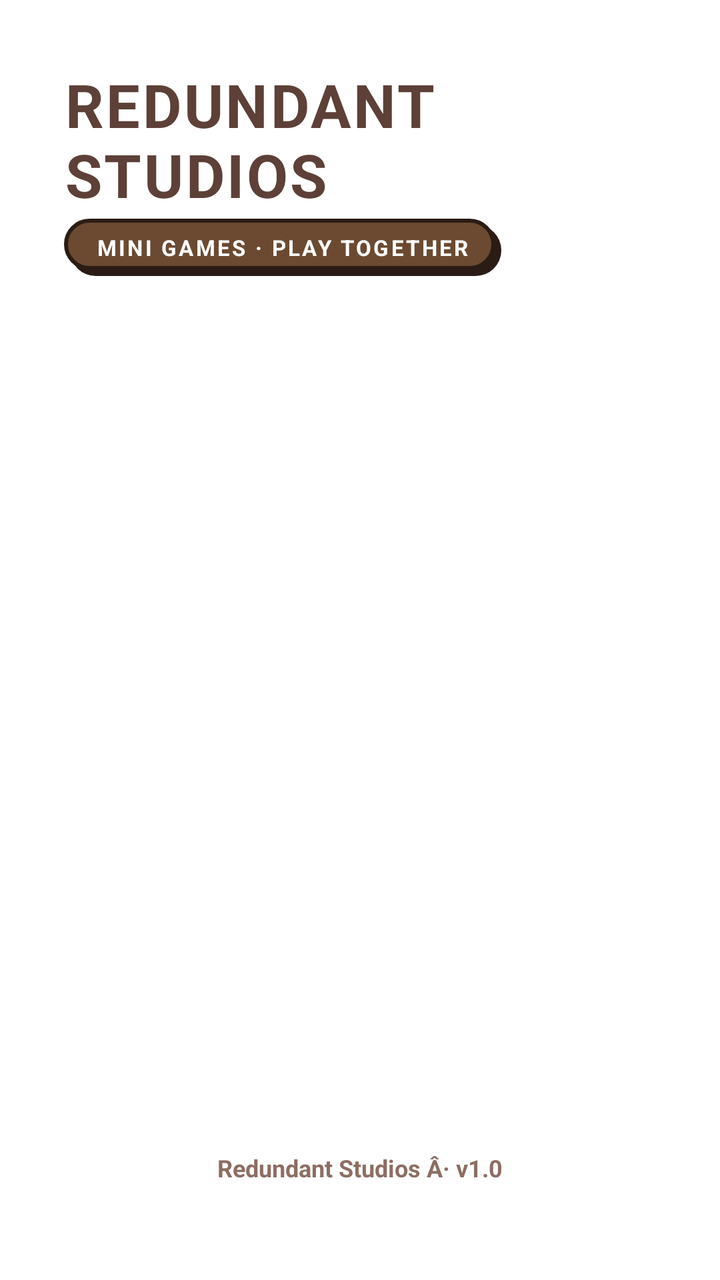
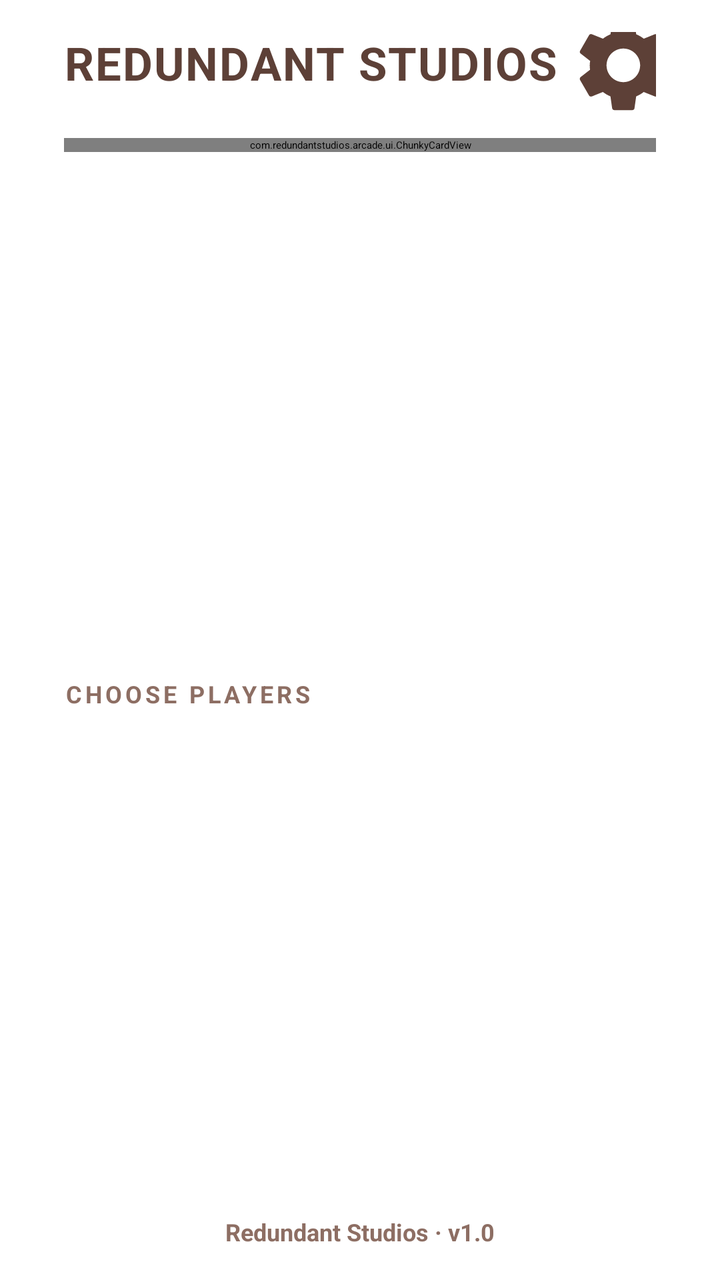

Before-and-after screenshots of an Android layout around one commit, followed by the original layout XML and the change that was made.
<!-- AndroidManifest.xml: application theme Theme.App.Starting -->
<!-- res/layout/activity_main.xml -->
﻿<?xml version="1.0" encoding="utf-8"?>
<androidx.constraintlayout.widget.ConstraintLayout xmlns:android="http://schemas.android.com/apk/res/android"
    xmlns:app="http://schemas.android.com/apk/res-auto"
    android:layout_width="match_parent"
    android:layout_height="match_parent"
    android:background="@drawable/bg_shell"
    android:paddingStart="@dimen/screen_margin"
    android:paddingEnd="@dimen/screen_margin"
    android:paddingTop="@dimen/screen_margin"
    android:paddingBottom="@dimen/screen_margin">

    <androidx.appcompat.widget.Toolbar
        android:id="@+id/toolbar"
        android:layout_width="match_parent"
        android:layout_height="?attr/actionBarSize"
        android:background="@android:color/transparent"
        app:layout_constraintTop_toTopOf="parent"
        app:layout_constraintStart_toStartOf="parent"
        app:layout_constraintEnd_toEndOf="parent">

        <TextView
            android:layout_width="wrap_content"
            android:layout_height="wrap_content"
            android:text="@string/app_title"
            android:textColor="@color/studio_on_background"
            android:textSize="30sp"
            android:textStyle="bold"
            android:textAllCaps="true"
            android:letterSpacing="0.04"
            android:shadowColor="#33FFFFFF"
            android:shadowDx="0"
            android:shadowDy="3"
            android:shadowRadius="0"
            android:layout_gravity="start|center_vertical" />
    </androidx.appcompat.widget.Toolbar>

    
    <TextView
        android:id="@+id/tagline"
        android:layout_width="wrap_content"
        android:layout_height="wrap_content"
        android:text="@string/app_tagline"
        android:textColor="@color/white"
        android:textSize="11sp"
        android:textStyle="bold"
        android:textAllCaps="true"
        android:letterSpacing="0.1"
        android:background="@drawable/bg_tag_pill"
        android:paddingStart="16dp"
        android:paddingEnd="16dp"
        android:paddingTop="7dp"
        android:paddingBottom="7dp"
        android:layout_marginTop="2dp"
        app:layout_constraintTop_toBottomOf="@id/toolbar"
        app:layout_constraintStart_toStartOf="parent" />

    <androidx.recyclerview.widget.RecyclerView
        android:id="@+id/modeRecyclerView"
        android:layout_width="0dp"
        android:layout_height="0dp"
        app:layout_constraintTop_toBottomOf="@id/tagline"
        android:layout_marginTop="@dimen/spacing_section_gap"
        app:layout_constraintStart_toStartOf="parent"
        app:layout_constraintEnd_toEndOf="parent"
        app:layout_constraintBottom_toTopOf="@id/footer"
        app:layoutManager="androidx.recyclerview.widget.GridLayoutManager"
        app:spanCount="2"
        android:clipToPadding="false"
        android:padding="0dp" />

    <LinearLayout
        android:id="@+id/emptyState"
        android:layout_width="wrap_content"
        android:layout_height="wrap_content"
        android:orientation="vertical"
        android:gravity="center"
        android:visibility="gone"
        app:layout_constraintTop_toBottomOf="@id/tagline"
        app:layout_constraintBottom_toTopOf="@id/footer"
        app:layout_constraintStart_toStartOf="parent"
        app:layout_constraintEnd_toEndOf="parent">

        <TextView
            android:layout_width="wrap_content"
            android:layout_height="wrap_content"
            android:text="NO GAMES INSTALLED"
            android:textColor="@color/studio_on_background"
            android:textSize="18sp"
            android:textStyle="bold"
            android:letterSpacing="0.1" />

        <TextView
            android:layout_width="wrap_content"
            android:layout_height="wrap_content"
            android:layout_marginTop="8dp"
            android:text="Check back soon!"
            android:textColor="@color/studio_border"
            android:textSize="13sp" />
    </LinearLayout>

    
    <LinearLayout
        android:id="@+id/footer"
        android:layout_width="match_parent"
        android:layout_height="wrap_content"
        android:gravity="center"
        android:orientation="horizontal"
        android:paddingBottom="@dimen/standard_spacing"
        android:paddingTop="8dp"
        app:layout_constraintBottom_toBottomOf="parent"
        app:layout_constraintStart_toStartOf="parent"
        app:layout_constraintEnd_toEndOf="parent">

        <TextView
            android:layout_width="wrap_content"
            android:layout_height="wrap_content"
            android:text="Redundant Studios Â· v1.0"
            android:textColor="@color/studio_border"
            android:textSize="12sp"
            android:textStyle="bold" />
    </LinearLayout>

</androidx.constraintlayout.widget.ConstraintLayout>
<!-- resources referenced by this layout -->
<resources>
  <color name="studio_border">#8D6E63</color>
  <color name="studio_on_background">#5D4037</color>
  <color name="white">#FFFFFFFF</color>
  <dimen name="screen_margin">32dp</dimen>
  <dimen name="spacing_section_gap">24dp</dimen>
  <dimen name="standard_spacing">16dp</dimen>
  <!-- drawable bg_shell (drawable) -->
  ﻿<?xml version="1.0" encoding="utf-8"?>
  
  <com.redundantstudios.arcade.ui.ShellBackgroundDrawable
      xmlns:android="http://schemas.android.com/apk/res/android" />
  <!-- drawable bg_tag_pill (drawable) -->
  ﻿<?xml version="1.0" encoding="utf-8"?>
  
  <layer-list xmlns:android="http://schemas.android.com/apk/res/android">
      <item android:left="3dp" android:top="3dp">
          <shape android:shape="rectangle">
              <solid android:color="#2A1C14" />
              <corners android:radius="14dp" />
          </shape>
      </item>
      <item android:right="3dp" android:bottom="3dp">
          <shape android:shape="rectangle">
              <solid android:color="#6B4A31" />
              <stroke android:width="2dp" android:color="#2A1C14" />
              <corners android:radius="14dp" />
          </shape>
      </item>
  </layer-list>
  <string name="app_tagline">Mini games · play together</string>
  <string name="app_title">Redundant Studios</string>
  <style name="Theme.App.Starting" parent="Theme.SplashScreen">
          <item name="windowSplashScreenBackground">@color/black</item>
          <item name="windowSplashScreenAnimatedIcon">@drawable/splash_logo</item>
          <item name="postSplashScreenTheme">@style/Theme.Shell</item>
      </style>
  <color name="black">#FF000000</color>
  <color name="studio_ink">#5D4037</color>
  <color name="studio_accent">#FF9800</color>
  <color name="studio_background">#FDF5E6</color>
  <!-- unchanged entries left out for length: 2 -->
</resources>

<!-- the commit's change to res/layout/activity_main.xml (unified diff, before → after) -->
@@ -1,123 +1,202 @@
-﻿<?xml version="1.0" encoding="utf-8"?>
+<?xml version="1.0" encoding="utf-8"?>
+
 <androidx.constraintlayout.widget.ConstraintLayout xmlns:android="http://schemas.android.com/apk/res/android"
     xmlns:app="http://schemas.android.com/apk/res-auto"
     android:layout_width="match_parent"
     android:layout_height="match_parent"
-    android:background="@drawable/bg_shell"
     android:paddingStart="@dimen/screen_margin"
     android:paddingEnd="@dimen/screen_margin"
-    android:paddingTop="@dimen/screen_margin"
-    android:paddingBottom="@dimen/screen_margin">
-
-    <androidx.appcompat.widget.Toolbar
-        android:id="@+id/toolbar"
-        android:layout_width="match_parent"
-        android:layout_height="?attr/actionBarSize"
-        android:background="@android:color/transparent"
-        app:layout_constraintTop_toTopOf="parent"
+    android:paddingTop="@dimen/standard_spacing"
+    android:paddingBottom="@dimen/standard_spacing">
+
+    
+    <androidx.appcompat.widget.AppCompatTextView
+        android:id="@+id/brandTitle"
+        android:layout_width="0dp"
+        android:layout_height="wrap_content"
+        android:letterSpacing="0.03"
+        android:maxLines="1"
+        android:shadowColor="#33FFFFFF"
+        android:shadowDx="0"
+        android:shadowDy="3"
+        android:shadowRadius="0"
+        android:text="@string/app_title"
+        android:textAllCaps="true"
+        android:textColor="@color/studio_on_background"
+        android:textSize="26sp"
+        android:textStyle="bold"
+        app:autoSizeMaxTextSize="26sp"
+        app:autoSizeMinTextSize="14sp"
+        app:autoSizeStepGranularity="1sp"
+        app:autoSizeTextType="uniform"
+        app:layout_constraintEnd_toStartOf="@id/btnSettings"
         app:layout_constraintStart_toStartOf="parent"
-        app:layout_constraintEnd_toEndOf="parent">
-
-        <TextView
-            android:layout_width="wrap_content"
+        app:layout_constraintTop_toTopOf="parent" />
+
+    <ImageButton
+        android:id="@+id/btnSettings"
+        android:layout_width="56dp"
+        android:layout_height="56dp"
+        android:layout_marginTop="-12dp"
+        android:layout_marginEnd="-12dp"
+        android:background="?attr/selectableItemBackgroundBorderless"
+        android:contentDescription="@string/settings"
+        android:scaleType="fitCenter"
+        android:src="@drawable/ic_settings_gear"
+        app:layout_constraintEnd_toEndOf="parent"
+        app:layout_constraintTop_toTopOf="parent" />
+
+    
+    <com.redundantstudios.arcade.ui.ChunkyCardView
+        android:id="@+id/allGamesCard"
+        android:layout_width="0dp"
+        android:layout_height="wrap_content"
+        android:layout_marginTop="18dp"
+        android:clickable="true"
+        android:focusable="true"
+        app:ccBorderColor="@color/brand_cta_border"
+        app:ccBorderWidth="3.5dp"
+        app:ccColor="@color/brand_cta_fill"
+        app:ccCornerRadius="20dp"
+        app:ccShadowColor="@color/brand_cta_shadow"
+        app:ccShadowOffset="5dp"
+        app:layout_constraintEnd_toEndOf="parent"
+        app:layout_constraintStart_toStartOf="parent"
+        app:layout_constraintTop_toBottomOf="@id/brandTitle">
+
+        <androidx.constraintlayout.widget.ConstraintLayout
+            android:layout_width="match_parent"
             android:layout_height="wrap_content"
-            android:text="@string/app_title"
-            android:textColor="@color/studio_on_background"
-            android:textSize="30sp"
-            android:textStyle="bold"
-            android:textAllCaps="true"
-            android:letterSpacing="0.04"
-            android:shadowColor="#33FFFFFF"
-            android:shadowDx="0"
-            android:shadowDy="3"
-            android:shadowRadius="0"
-            android:layout_gravity="start|center_vertical" />
-    </androidx.appcompat.widget.Toolbar>
-
-    
+            android:paddingStart="18dp"
+            android:paddingTop="14dp"
+            android:paddingEnd="14dp"
+            android:paddingBottom="14dp">
+
+            <TextView
+                android:id="@+id/allGamesTitle"
+                android:layout_width="wrap_content"
+                android:layout_height="wrap_content"
+                android:letterSpacing="0.05"
+                android:shadowColor="#401B5E20"
+                android:shadowDx="0"
+                android:shadowDy="2"
+                android:shadowRadius="1"
+                android:text="@string/all_games"
+                android:textAllCaps="true"
+                android:textColor="@color/brand_cta_text"
+                android:textSize="19sp"
+                android:textStyle="bold"
+                app:layout_constraintStart_toStartOf="parent"
+                app:layout_constraintTop_toTopOf="parent" />
+
+            <TextView
+                android:id="@+id/allGamesSubtitle"
+                android:layout_width="0dp"
+                android:layout_height="wrap_content"
+                android:layout_marginTop="1dp"
+                android:layout_marginEnd="10dp"
+                android:alpha="0.85"
+                android:ellipsize="end"
+                android:letterSpacing="0.08"
+                android:maxLines="1"
+                android:text="@string/all_games_hint"
+                android:textAllCaps="true"
+                android:textColor="@color/brand_cta_text"
+                android:textSize="11sp"
+                android:textStyle="bold"
+                app:layout_constraintEnd_toStartOf="@id/allGamesChevron"
+                app:layout_constraintStart_toStartOf="parent"
+                app:layout_constraintTop_toBottomOf="@id/allGamesTitle" />
+
+            <ImageView
+                android:id="@+id/allGamesChevron"
+                android:layout_width="28dp"
+                android:layout_height="28dp"
+                android:contentDescription="@null"
+                android:src="@drawable/ic_chevron_right"
+                app:layout_constraintBottom_toBottomOf="parent"
+                app:layout_constraintEnd_toEndOf="parent"
+                app:layout_constraintTop_toTopOf="parent" />
+
+        </androidx.constraintlayout.widget.ConstraintLayout>
+    </com.redundantstudios.arcade.ui.ChunkyCardView>
+
+    <androidx.core.widget.NestedScrollView
+        android:id="@+id/homeScroll"
+        android:layout_width="0dp"
+        android:layout_height="0dp"
+        android:layout_marginTop="4dp"
+        android:clipToPadding="false"
+        android:fillViewport="true"
+        android:scrollbars="none"
+        app:layout_constraintBottom_toTopOf="@id/footer"
+        app:layout_constraintEnd_toEndOf="parent"
+        app:layout_constraintStart_toStartOf="parent"
+        app:layout_constraintTop_toBottomOf="@id/allGamesCard">
+
+        
+        <LinearLayout
+            android:layout_width="match_parent"
+            android:layout_height="wrap_content"
+            android:gravity="center_vertical"
+            android:orientation="vertical">
+
+            <TextView
+                style="@style/SectionLabel"
+                android:layout_marginTop="16dp"
+                android:text="@string/section_choose_players" />
+
+            <androidx.recyclerview.widget.RecyclerView
+                android:id="@+id/modeRecyclerView"
+                android:layout_width="match_parent"
+                android:layout_height="wrap_content"
+                android:clipToPadding="false"
+                android:nestedScrollingEnabled="false"
+                app:layoutManager="androidx.recyclerview.widget.GridLayoutManager"
+                app:spanCount="2" />
+
+            <LinearLayout
+                android:id="@+id/emptyState"
+                android:layout_width="match_parent"
+                android:layout_height="wrap_content"
+                android:layout_marginTop="24dp"
+                android:gravity="center"
+                android:orientation="vertical"
+                android:visibility="gone">
+
+                <TextView
+                    android:layout_width="wrap_content"
+                    android:layout_height="wrap_content"
+                    android:letterSpacing="0.1"
+                    android:text="@string/no_games_installed"
+                    android:textColor="@color/studio_on_background"
+                    android:textSize="18sp"
+                    android:textStyle="bold" />
+
+                <TextView
+                    android:layout_width="wrap_content"
+                    android:layout_height="wrap_content"
+                    android:layout_marginTop="8dp"
+                    android:text="@string/no_games_hint"
+                    android:textColor="@color/studio_border"
+                    android:textSize="13sp" />
+            </LinearLayout>
+
+        </LinearLayout>
+    </androidx.core.widget.NestedScrollView>
+
     <TextView
-        android:id="@+id/tagline"
-        android:layout_width="wrap_content"
+        android:id="@+id/footer"
+        android:layout_width="0dp"
         android:layout_height="wrap_content"
-        android:text="@string/app_tagline"
-        android:textColor="@color/white"
-        android:textSize="11sp"
+        android:layout_marginTop="10dp"
+        android:gravity="center"
+        android:text="@string/footer_brand"
+        android:textColor="@color/studio_border"
+        android:textSize="12sp"
         android:textStyle="bold"
-        android:textAllCaps="true"
-        android:letterSpacing="0.1"
-        android:background="@drawable/bg_tag_pill"
-        android:paddingStart="16dp"
-        android:paddingEnd="16dp"
-        android:paddingTop="7dp"
-        android:paddingBottom="7dp"
-        android:layout_marginTop="2dp"
-        app:layout_constraintTop_toBottomOf="@id/toolbar"
+        app:layout_constraintBottom_toBottomOf="parent"
+        app:layout_constraintEnd_toEndOf="parent"
         app:layout_constraintStart_toStartOf="parent" />
 
-    <androidx.recyclerview.widget.RecyclerView
-        android:id="@+id/modeRecyclerView"
-        android:layout_width="0dp"
-        android:layout_height="0dp"
-        app:layout_constraintTop_toBottomOf="@id/tagline"
-        android:layout_marginTop="@dimen/spacing_section_gap"
-        app:layout_constraintStart_toStartOf="parent"
-        app:layout_constraintEnd_toEndOf="parent"
-        app:layout_constraintBottom_toTopOf="@id/footer"
-        app:layoutManager="androidx.recyclerview.widget.GridLayoutManager"
-        app:spanCount="2"
-        android:clipToPadding="false"
-        android:padding="0dp" />
-
-    <LinearLayout
-        android:id="@+id/emptyState"
-        android:layout_width="wrap_content"
-        android:layout_height="wrap_content"
-        android:orientation="vertical"
-        android:gravity="center"
-        android:visibility="gone"
-        app:layout_constraintTop_toBottomOf="@id/tagline"
-        app:layout_constraintBottom_toTopOf="@id/footer"
-        app:layout_constraintStart_toStartOf="parent"
-        app:layout_constraintEnd_toEndOf="parent">
-
-        <TextView
-            android:layout_width="wrap_content"
-            android:layout_height="wrap_content"
-            android:text="NO GAMES INSTALLED"
-            android:textColor="@color/studio_on_background"
-            android:textSize="18sp"
-            android:textStyle="bold"
-            android:letterSpacing="0.1" />
-
-        <TextView
-            android:layout_width="wrap_content"
-            android:layout_height="wrap_content"
-            android:layout_marginTop="8dp"
-            android:text="Check back soon!"
-            android:textColor="@color/studio_border"
-            android:textSize="13sp" />
-    </LinearLayout>
-
-    
-    <LinearLayout
-        android:id="@+id/footer"
-        android:layout_width="match_parent"
-        android:layout_height="wrap_content"
-        android:gravity="center"
-        android:orientation="horizontal"
-        android:paddingBottom="@dimen/standard_spacing"
-        android:paddingTop="8dp"
-        app:layout_constraintBottom_toBottomOf="parent"
-        app:layout_constraintStart_toStartOf="parent"
-        app:layout_constraintEnd_toEndOf="parent">
-
-        <TextView
-            android:layout_width="wrap_content"
-            android:layout_height="wrap_content"
-            android:text="Redundant Studios Â· v1.0"
-            android:textColor="@color/studio_border"
-            android:textSize="12sp"
-            android:textStyle="bold" />
-    </LinearLayout>
-
 </androidx.constraintlayout.widget.ConstraintLayout>
<!-- resource entries referenced after the edit -->
@@ -1,36 +1,59 @@
 <!-- resources referenced by this layout -->
 <resources>
+  <color name="brand_cta_border">#2E7D32</color>
+  <color name="brand_cta_fill">#43A047</color>
+  <color name="brand_cta_shadow">#1B5E20</color>
+  <color name="brand_cta_text">#FFFFFF</color>
   <color name="studio_border">#8D6E63</color>
   <color name="studio_on_background">#5D4037</color>
   <color name="white">#FFFFFFFF</color>
   <dimen name="screen_margin">32dp</dimen>
-  <dimen name="spacing_section_gap">24dp</dimen>
   <dimen name="standard_spacing">16dp</dimen>
-  <!-- drawable bg_shell (drawable) -->
-  ﻿<?xml version="1.0" encoding="utf-8"?>
+  <!-- drawable ic_chevron_right (drawable) -->
+  <?xml version="1.0" encoding="utf-8"?>
   
-  <com.redundantstudios.arcade.ui.ShellBackgroundDrawable
-      xmlns:android="http://schemas.android.com/apk/res/android" />
-  <!-- drawable bg_tag_pill (drawable) -->
-  ﻿<?xml version="1.0" encoding="utf-8"?>
+  <vector xmlns:android="http://schemas.android.com/apk/res/android"
+      android:width="24dp"
+      android:height="24dp"
+      android:viewportWidth="24"
+      android:viewportHeight="24">
+      
+      <path
+          android:fillColor="@color/brand_cta_text"
+          android:pathData="M9.29,6.71c-0.39,0.39 -0.39,1.02 0,1.41L13.17,12l-3.88,3.88c-0.39,0.39 -0.39,1.02 0,1.41 0.39,0.39 1.02,0.39 1.41,0l4.59,-4.59c0.39,-0.39 0.39,-1.02 0,-1.41L10.7,6.7c-0.38,-0.38 -1.02,-0.38 -1.41,0.01z" />
+  </vector>
+  <!-- drawable ic_settings_gear (drawable) -->
+  <?xml version="1.0" encoding="utf-8"?>
   
-  <layer-list xmlns:android="http://schemas.android.com/apk/res/android">
-      <item android:left="3dp" android:top="3dp">
-          <shape android:shape="rectangle">
-              <solid android:color="#2A1C14" />
-              <corners android:radius="14dp" />
-          </shape>
-      </item>
-      <item android:right="3dp" android:bottom="3dp">
-          <shape android:shape="rectangle">
-              <solid android:color="#6B4A31" />
-              <stroke android:width="2dp" android:color="#2A1C14" />
-              <corners android:radius="14dp" />
-          </shape>
-      </item>
-  </layer-list>
-  <string name="app_tagline">Mini games · play together</string>
+  <vector xmlns:android="http://schemas.android.com/apk/res/android"
+      android:width="34dp"
+      android:height="34dp"
+      android:viewportWidth="24"
+      android:viewportHeight="24">
+      
+      <path
+          android:fillColor="@color/studio_on_background"
+          android:pathData="M19.14,12.94c0.04,-0.3 0.06,-0.61 0.06,-0.94c0,-0.32 -0.02,-0.64 -0.07,-0.94l2.03,-1.58c0.18,-0.14 0.23,-0.41 0.12,-0.61l-1.92,-3.32c-0.12,-0.22 -0.37,-0.29 -0.59,-0.22l-2.39,0.96c-0.5,-0.38 -1.03,-0.7 -1.62,-0.94L14.4,2.81c-0.04,-0.24 -0.24,-0.41 -0.48,-0.41h-3.84c-0.24,0 -0.43,0.17 -0.47,0.41L9.25,5.35C8.66,5.59 8.12,5.92 7.63,6.29L5.24,5.33c-0.22,-0.08 -0.47,0 -0.59,0.22L2.74,8.87C2.62,9.08 2.66,9.34 2.86,9.48l2.03,1.58C4.84,11.36 4.8,11.69 4.8,12s0.02,0.64 0.07,0.94l-2.03,1.58c-0.18,0.14 -0.23,0.41 -0.12,0.61l1.92,3.32c0.12,0.22 0.37,0.29 0.59,0.22l2.39,-0.96c0.5,0.38 1.03,0.7 1.62,0.94l0.36,2.54c0.05,0.24 0.24,0.41 0.48,0.41h3.84c0.24,0 0.44,-0.17 0.47,-0.41l0.36,-2.54c0.59,-0.24 1.13,-0.56 1.62,-0.94l2.39,0.96c0.22,0.08 0.47,0 0.59,-0.22l1.92,-3.32c0.12,-0.22 0.07,-0.47 -0.12,-0.61L19.14,12.94zM12,15.6c-1.98,0 -3.6,-1.62 -3.6,-3.6s1.62,-3.6 3.6,-3.6s3.6,1.62 3.6,3.6S13.98,15.6 12,15.6z"/>
+  </vector>
+  <string name="all_games">All Games</string>
+  <string name="all_games_hint">Browse every title</string>
   <string name="app_title">Redundant Studios</string>
+  <string name="footer_brand">Redundant Studios · v1.0</string>
+  <string name="no_games_hint">Check back soon!</string>
+  <string name="no_games_installed">No games installed</string>
+  <string name="section_choose_players">Choose players</string>
+  <string name="settings">Settings</string>
+  <style name="SectionLabel">
+          <item name="android:layout_width">wrap_content</item>
+          <item name="android:layout_height">wrap_content</item>
+          <item name="android:textColor">@color/studio_border</item>
+          <item name="android:textSize">12sp</item>
+          <item name="android:textStyle">bold</item>
+          <item name="android:textAllCaps">true</item>
+          <item name="android:letterSpacing">0.14</item>
+          <item name="android:layout_marginTop">6dp</item>
+          <item name="android:layout_marginBottom">10dp</item>
+      </style>
   <style name="Theme.App.Starting" parent="Theme.SplashScreen">
           <item name="windowSplashScreenBackground">@color/black</item>
           <item name="windowSplashScreenAnimatedIcon">@drawable/splash_logo</item>
